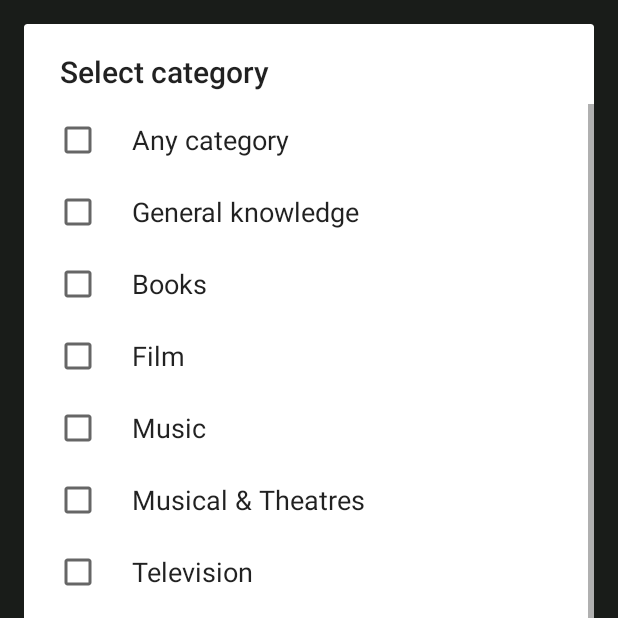
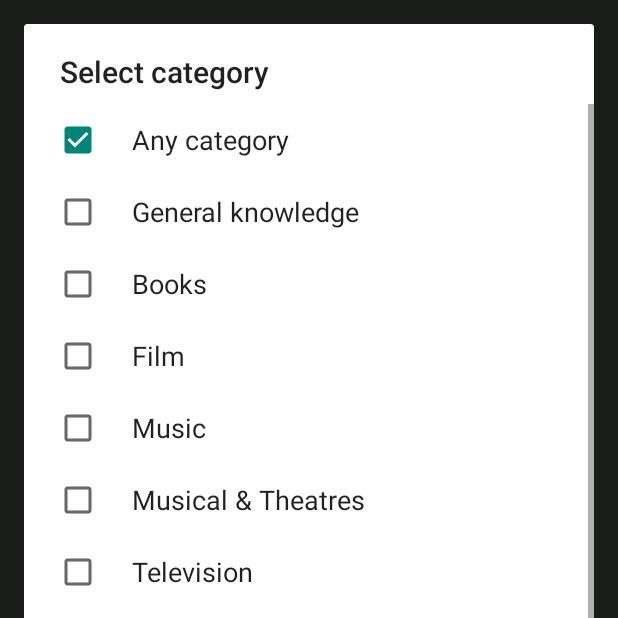
Before and after one commit to UlisesR2002/Final_Exams, an Android app: the OptionActivity screen opened directly, with no data from a screen before it, after a tap on "Select category", on a phone screen of 412 x 824 dp, the top half of it. Run offline under Robolectric (Android 15) with nearby library versions, the phone set to English and light mode, and no system bars.

Commit message:
Modificacion a la seleccion de categorias de Option Activity (16/12) Ulises Muñoz

```diff
--- a/app/src/main/java/cl/baubau/finalexams/OptionActivity.kt
+++ b/app/src/main/java/cl/baubau/finalexams/OptionActivity.kt
@@ -80,7 +80,7 @@ class OptionActivity : AppCompatActivity() {
     }
     private fun saveSelectedCategories(selectedCategories: BooleanArray) {
         with(sharedPreferences.edit()) {
-            for (i in selectedCategories.indices) {
+            for (i in 0 until selectedCategories.size) {
                 putBoolean("$KEY_CATEGORY$i", selectedCategories[i])
             }
             apply()
@@ -100,8 +100,23 @@ class OptionActivity : AppCompatActivity() {
             selectedCategories[i] = sharedPreferences.getBoolean("$KEY_CATEGORY$i", false)
         }
 
+        // Verificar si es la primera vez que se carga la preferencia
+        val isFirstTime = sharedPreferences.getBoolean("FIRST_TIME_LOAD_CATEGORIES", true)
+
+        if (isFirstTime) {
+            // Establecer "Any category" como activado por defecto solo la primera vez
+            selectedCategories[0] = true
+
+            // Guardar la indicación de que ya no es la primera vez
+            with(sharedPreferences.edit()) {
+                putBoolean("FIRST_TIME_LOAD_CATEGORIES", false)
+                apply()
+            }
+        }
+
         return selectedCategories
     }
+
     private fun showCategorySelectionDialog() {
         val categories = arrayOf(
             "Any category", "General knowledge", "Books", "Film", "Music", "Musical & Theatres", "Television", "Video games",
@@ -112,24 +127,29 @@ class OptionActivity : AppCompatActivity() {
         val selectedCategories = loadSelectedCategories()
 
         val builder = AlertDialog.Builder(this)
-        builder.setTitle(R.string.option_select_category_button)
+        val dialog: AlertDialog = builder.setTitle(R.string.option_select_category_button)
             .setMultiChoiceItems(categories, selectedCategories) { _, which, isChecked ->
                 selectedCategories[which] = isChecked
+                if (which != 0) {
+                    selectedCategories[0] = false
+                }
+
+                for (i in 1 until selectedCategories.size) {
+                    if (selectedCategories[0]) {
+                        selectedCategories[i] = false
+                    }
+                }
             }
             .setPositiveButton("Accept") { _, _ ->
-                // Aquí puedes hacer algo con los temas seleccionados
-                // selectedThemes contiene un arreglo de booleanos que indica cuáles temas están seleccionados
-                // Puedes usar este arreglo para realizar acciones específicas en base a los temas seleccionados
                 saveSelectedCategories(selectedCategories)
             }
             .setNegativeButton("Cancel") { _, _ ->
                 // Cancelar, no se realiza ninguna acción
             }
+            .create()
 
-        val dialog = builder.create()
         dialog.show()
     }
-
     companion object {
         private const val KEY_DIFFICULTY = "difficulty_preference"
         private const val DEFAULT_DIFFICULTY = "easy"
```
